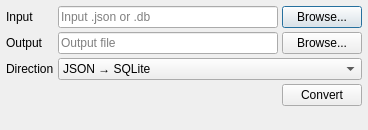
Old version of the form src/ld-analyse/metadataconversiondialog.ui in the repository n00mkrad/tbc-tools.
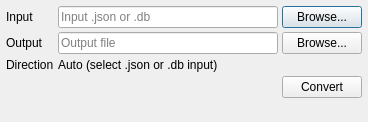
New version of the form. Icons and pictures are not drawn.

Commit message:
Show metadata conversion direction as auto text, not selector
- Replace direction combobox with read-only direction context label in both metadata conversion dialogs.\n- Keep automatic direction inference from input extension and live label updates.

Patch:
```diff
--- a/src/ld-analyse/metadataconversiondialog.ui
+++ b/src/ld-analyse/metadataconversiondialog.ui
@@ -117,23 +117,16 @@
       </widget>
      </item>
      <item row="2" column="1">
-      <widget class="QComboBox" name="directionComboBox">
+      <widget class="QLabel" name="directionValueLabel">
       <property name="minimumSize">
        <size>
         <width>220</width>
         <height>0</height>
        </size>
       </property>
-       <item>
         <property name="text">
-         <string>JSON → SQLite</string>
-        </property>
-       </item>
-       <item>
-        <property name="text">
-         <string>SQLite → JSON</string>
-        </property>
-       </item>
+        <string>Auto (select .json or .db input)</string>
+       </property>
       </widget>
      </item>
     </layout>
```
Lines whose indentation alone changed are shown as unchanged. The commit also changes 3 other files.
